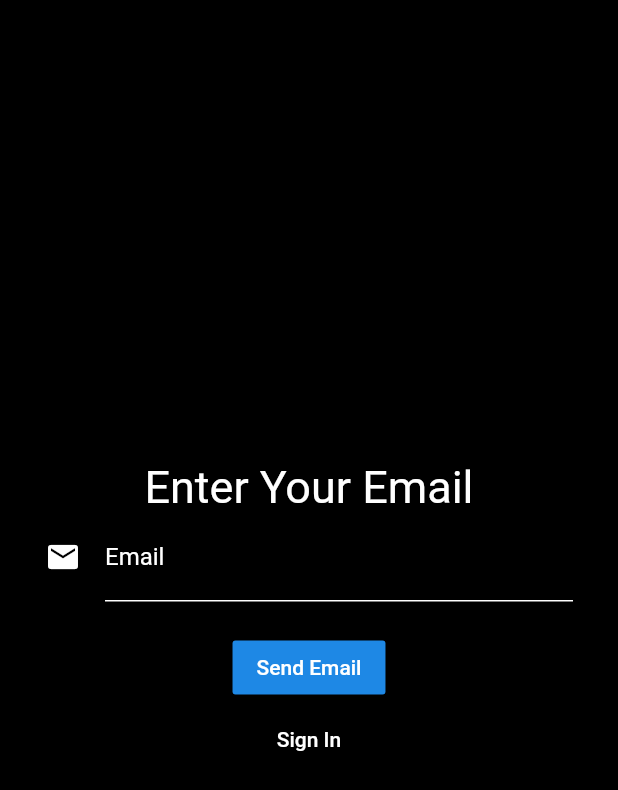
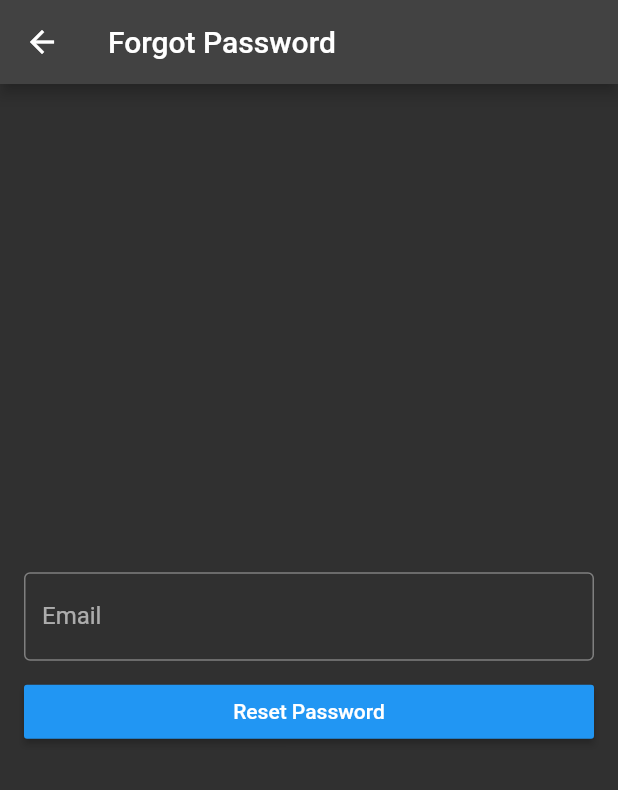
Before and after one commit to sanjayram21/ResaleApplication, a Flutter app: the ForgotPassword screen opened directly, on a phone screen of 412 x 824 dp. Shown: the top 790 px of the screen. Run offline on Flutter 3.47's test engine with Material 2 defaults, Android fonts, the phone set to English and light mode, and no system bars; our stand-ins replace cloud_firestore, firebase_auth, firebase_core, fluttertoast, image_picker; accounts and stored records are empty.

Commit message:
forgot_password update
fluttertoast plugin to be included in .yaml file

```diff
--- a/lib/forgot_password.dart
+++ b/lib/forgot_password.dart
@@ -1,101 +1,62 @@
 import 'package:firebase_auth/firebase_auth.dart';
+import 'package:fluttertoast/fluttertoast.dart';
 import 'package:flutter/material.dart';
+
+
+
 class ForgotPassword extends StatelessWidget {
-  static String id = 'forgot-password';
-  final _formKey = GlobalKey<FormState>();
-  Future<void> sendPasswordResetEmail(String email) async {
-    return FirebaseAuth.instance.sendPasswordResetEmail(email: email);
-  }
-
-  /*Future<void> _passwordReset(String _email) async {
-  try {
-  _formKey.currentState.save();
-  await FirebaseAuth.instance.sendPasswordResetEmail(email: _email);
-  Navigator.push(
-      context,
-      MaterialPageRoute(builder: (context) {
-        return ConfirmEmail();
-      }),
-  );
-} catch (e) {
-  print(e);
-}
-}*/
+  TextEditingController editController = TextEditingController();
   @override
-  Widget build(BuildContext context) {
-    return new Scaffold(
-      backgroundColor: Colors.black,
-      body: Form(
-        child: Padding(
-          padding: EdgeInsets.symmetric(horizontal: 30.0),
+  Widget build(BuildContext context){
+    return Scaffold(
+      appBar: AppBar(
+        title:Text("Forgot Password"),
+        ),
+      body: Container(
+        margin: EdgeInsets.all(16),
         child: Column(
           mainAxisAlignment: MainAxisAlignment.center,
           children: [
-              Text(
-                'Enter Your Email',
-                style: TextStyle(fontSize: 30, color: Colors.white),
+            TextField(
+              controller: editController,
+              decoration: InputDecoration(
+                labelText: "Email",
+                hintText: "Enter Email",
+                border: OutlineInputBorder()),
               ),
-              TextFormField(
+              SizedBox(
 
-                    style: TextStyle(color: Colors.white),
-                    decoration: InputDecoration(
-                      labelText: 'Email',
-                      icon: Icon(
-                        Icons.mail,
-                        color: Colors.white,
+                height: 10,
               ),
-                      errorStyle: TextStyle(color: Colors.white),
-                      labelStyle: TextStyle(color: Colors.white),
-                      hintStyle: TextStyle(color: Colors.white),
-                      focusedBorder: UnderlineInputBorder(
-                        borderSide: BorderSide(color: Colors.white),
-                      ),
-                      enabledBorder: UnderlineInputBorder(
-                        borderSide: BorderSide(color: Colors.white),
-                      ),
-                      errorBorder: UnderlineInputBorder(
-                        borderSide: BorderSide(color: Colors.white),
+              Container(
+                width: double.infinity,
+                child: RaisedButton(
+                color: Colors.blue,
+                onPressed:() {
+                  resetPassword(context);
+                },
+                child: Text(
+                  "Reset Password",
+                  style: TextStyle(color: Colors.white)
                   ),
                 ),
-                    validator: (String? value) {
-                      return value!.isEmpty ? 'Email can\'t be empty' : null;
-                    },
-                  ),
-              SizedBox(height: 20,),
-              new RaisedButton(
-                child: new Text('Send Email'),
-                onPressed: ()  {
-
-                //ar response = await checkEmail();
-                //setState(() {
-                //this._emailValidator = response;
-                  },),
-                //if (_formKey.currentState.validate()) {
-              //_formKey.currentState.save();
-              //try {
-                //  await FirebaseAuth.instance.sendPasswordResetEmail(_email);
-                //} catch (e) {
-                //print(e);
-                //}
-              // }
-
-                 //},
-                //onPressed: () {
-                //  _passwordReset();
-                 // print(_email);
-                //},
-              //),
-
-
-
-              new FlatButton(
-                child: Text('Sign In'),
-                onPressed: () {},
               )
           ],
         ),
       ),
-      ),
     );
   }
+
+  void resetPassword(BuildContext context) async{
+    if(editController.text.length==0 || !editController.text.contains("@")){
+      Fluttertoast.showToast(msg: "Enter valid email");
+      return;
     }
+    await FirebaseAuth.instance
+    .sendPasswordResetEmail(email: editController.text);
+    Fluttertoast.showToast(
+      msg:
+        "Reset password email has been sent to your mail.please use it to reset password..");
+    Navigator.pop(context);
+  }
+}
```
Lines whose indentation alone changed are shown as unchanged.
